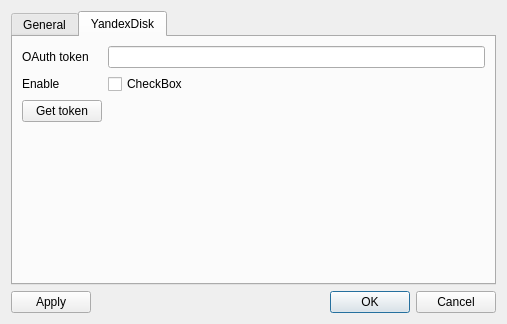
Above: settings.ui from roman-zm/qBackup before the change. Below: the same form after it.
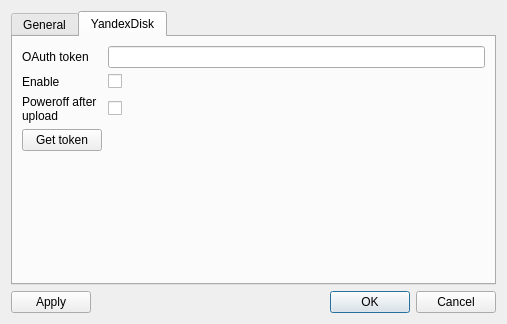
That is the form after the change.

Commit message: Poweroff after upload

Diff of the .ui file:
```diff
--- a/settings.ui
+++ b/settings.ui
@@ -116,6 +116,45 @@
        <string>YandexDisk</string>
       </attribute>
       <layout class="QGridLayout" name="gridLayout_3">
+       <item row="2" column="0">
+        <widget class="QLabel" name="label_6">
+         <property name="minimumSize">
+          <size>
+           <width>70</width>
+           <height>20</height>
+          </size>
+         </property>
+         <property name="text">
+          <string>Poweroff after upload</string>
+         </property>
+         <property name="textFormat">
+          <enum>Qt::PlainText</enum>
+         </property>
+         <property name="scaledContents">
+          <bool>true</bool>
+         </property>
+         <property name="wordWrap">
+          <bool>true</bool>
+         </property>
+        </widget>
+       </item>
+       <item row="2" column="1">
+        <widget class="QCheckBox" name="YDPoweroffCheckBox">
+         <property name="text">
+          <string/>
+         </property>
+        </widget>
+       </item>
+       <item row="1" column="1">
+        <widget class="QCheckBox" name="YDcheckBox">
+         <property name="enabled">
+          <bool>true</bool>
+         </property>
+         <property name="text">
+          <string/>
+         </property>
+        </widget>
+       </item>
        <item row="0" column="0">
         <widget class="QLabel" name="label_3">
          <property name="text">
@@ -130,6 +169,16 @@
          </property>
         </widget>
        </item>
+       <item row="3" column="0">
+        <widget class="QPushButton" name="pushButton_2">
+         <property name="enabled">
+          <bool>true</bool>
+         </property>
+         <property name="text">
+          <string>Get token</string>
+         </property>
+        </widget>
+       </item>
        <item row="1" column="0">
         <widget class="QLabel" name="label_4">
          <property name="text">
@@ -137,17 +186,7 @@
          </property>
         </widget>
        </item>
-       <item row="1" column="1">
-        <widget class="QCheckBox" name="YDcheckBox">
-         <property name="enabled">
-          <bool>true</bool>
-         </property>
-         <property name="text">
-          <string>CheckBox</string>
-         </property>
-        </widget>
-       </item>
-       <item row="3" column="1">
+       <item row="4" column="0">
         <spacer name="verticalSpacer_2">
          <property name="orientation">
           <enum>Qt::Vertical</enum>
@@ -160,16 +199,6 @@
          </property>
         </spacer>
        </item>
-       <item row="2" column="0">
-        <widget class="QPushButton" name="pushButton_2">
-         <property name="enabled">
-          <bool>true</bool>
-         </property>
-         <property name="text">
-          <string>Get token</string>
-         </property>
-        </widget>
-       </item>
       </layout>
      </widget>
     </widget>
```
The commit also changes 4 other files.
